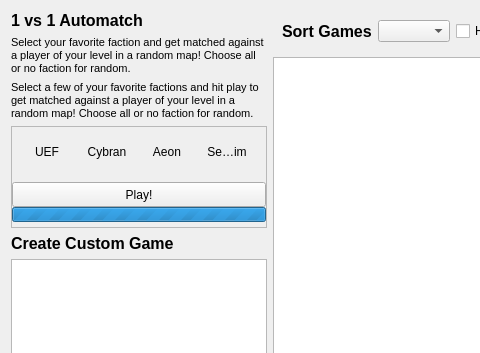
First picture: the form in res/games/games.ui, repository GrotheFAF/client, before the edit; both pictures show x 0 to 480 and y 0 to 353 of the 996 by 679 pixel window.
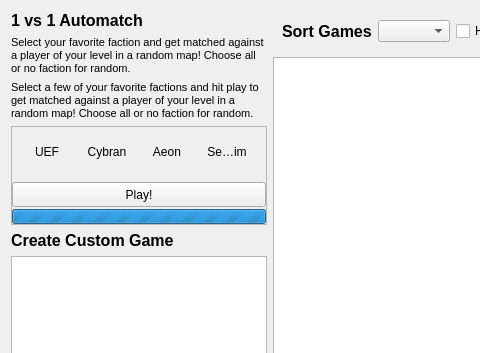
Second picture: the form after the edit.

What changed in the file:
```diff
--- a/res/games/games.ui
+++ b/res/games/games.ui
@@ -120,7 +120,23 @@
          <property name="spacing">
           <number>0</number>
          </property>
-         <item row="3" column="0">
+         <item row="2" column="0">
+          <spacer name="verticalSpacer_2">
+           <property name="orientation">
+            <enum>Qt::Vertical</enum>
+           </property>
+           <property name="sizeType">
+            <enum>QSizePolicy::Fixed</enum>
+           </property>
+           <property name="sizeHint" stdset="0">
+            <size>
+             <width>20</width>
+             <height>5</height>
+            </size>
+           </property>
+          </spacer>
+         </item>
+         <item row="5" column="0">
           <widget class="QProgressBar" name="searchProgress">
            <property name="font">
             <font>
@@ -147,22 +163,6 @@
            </property>
           </widget>
          </item>
-         <item row="4" column="0">
-          <spacer name="verticalSpacer">
-           <property name="orientation">
-            <enum>Qt::Vertical</enum>
-           </property>
-           <property name="sizeType">
-            <enum>QSizePolicy::Minimum</enum>
-           </property>
-           <property name="sizeHint" stdset="0">
-            <size>
-             <width>5</width>
-             <height>5</height>
-            </size>
-           </property>
-          </spacer>
-         </item>
          <item row="0" column="0">
           <layout class="QHBoxLayout" name="horizontalLayout_2">
            <property name="spacing">
@@ -378,7 +378,7 @@
            </item>
           </layout>
          </item>
-         <item row="2" column="0">
+         <item row="3" column="0">
           <widget class="QToolButton" name="rankedPlay">
            <property name="sizePolicy">
             <sizepolicy hsizetype="Expanding" vsizetype="Fixed">
@@ -409,8 +409,8 @@
            </property>
           </widget>
          </item>
-         <item row="1" column="0">
-          <spacer name="verticalSpacer_2">
+         <item row="4" column="0">
+          <spacer name="verticalSpacer_3">
            <property name="orientation">
             <enum>Qt::Vertical</enum>
            </property>
@@ -420,7 +420,7 @@
            <property name="sizeHint" stdset="0">
             <size>
              <width>20</width>
-             <height>5</height>
+             <height>2</height>
             </size>
            </property>
           </spacer>
```
